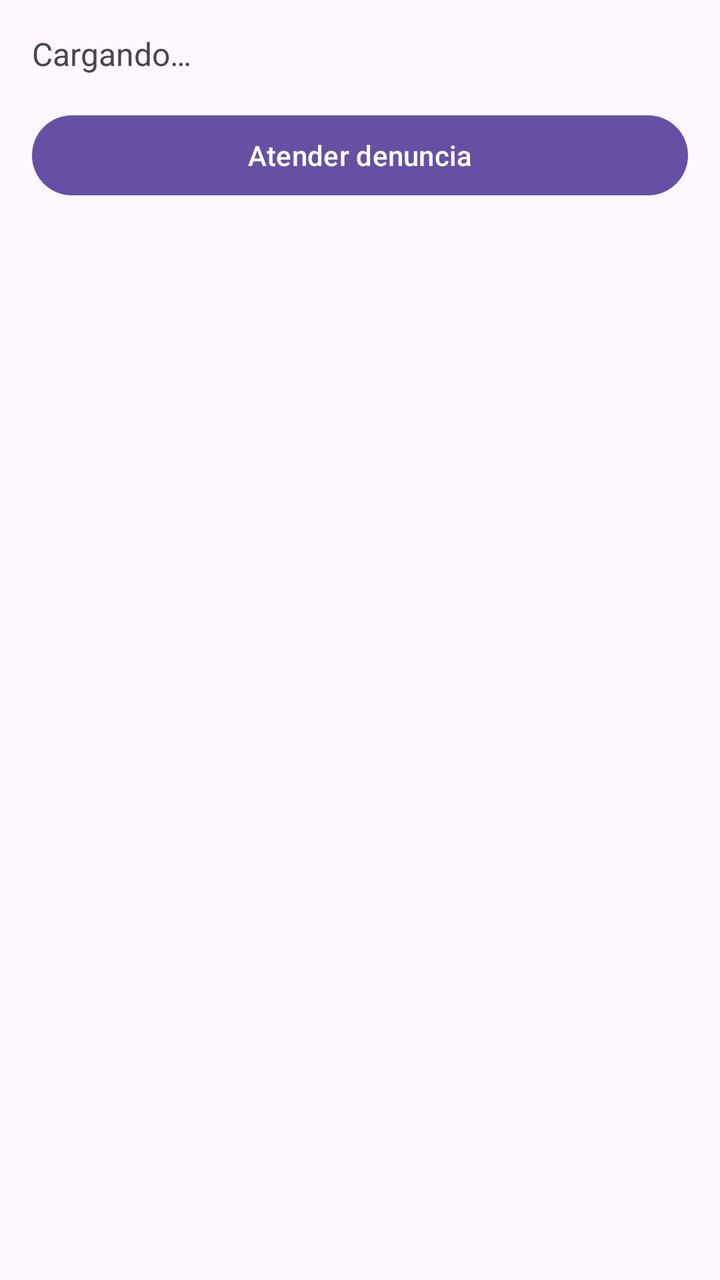
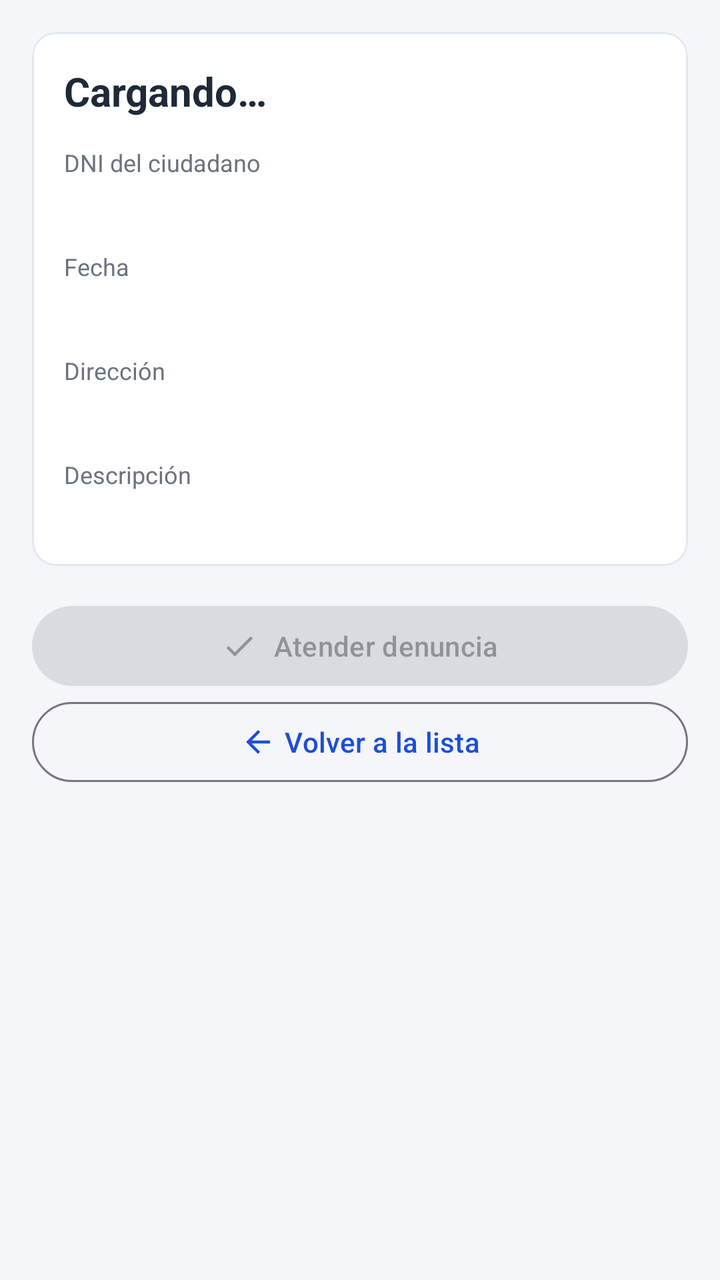

Compare the two renders of this Android layout. The source of the first and the diff that turns it into the second are given below.
<!-- AndroidManifest.xml: application theme Theme.Denuncias -->
<!-- res/layout/activity_detalle.xml -->
<?xml version="1.0" encoding="utf-8"?>
<FrameLayout xmlns:android="http://schemas.android.com/apk/res/android"
    android:layout_width="match_parent"
    android:layout_height="match_parent"
    android:fitsSystemWindows="true">

<LinearLayout
    android:layout_width="match_parent"
    android:layout_height="match_parent"
    android:orientation="vertical"
    android:padding="16dp">

    <TextView
        android:id="@+id/txtDetalle"
        android:layout_width="match_parent"
        android:layout_height="wrap_content"
        android:lineSpacingExtra="6dp"
        android:text="Cargando…"
        android:textSize="16sp" />

    <Button
        android:id="@+id/btnAtender"
        android:layout_width="match_parent"
        android:layout_height="wrap_content"
        android:layout_marginTop="16dp"
        android:text="Atender denuncia" />
</LinearLayout>
</FrameLayout>
<!-- resources referenced by this layout -->
<resources>
  <style name="Theme.Denuncias" parent="Theme.Material3.DayNight" />
</resources>

<!-- the commit's change to res/layout/activity_detalle.xml (unified diff, before → after) -->
@@ -1,28 +1,109 @@
 <?xml version="1.0" encoding="utf-8"?>
 <FrameLayout xmlns:android="http://schemas.android.com/apk/res/android"
+    xmlns:app="http://schemas.android.com/apk/res-auto"
     android:layout_width="match_parent"
     android:layout_height="match_parent"
     android:fitsSystemWindows="true">
 
-<LinearLayout
-    android:layout_width="match_parent"
-    android:layout_height="match_parent"
-    android:orientation="vertical"
-    android:padding="16dp">
+    <LinearLayout
+        android:layout_width="match_parent"
+        android:layout_height="match_parent"
+        android:orientation="vertical"
+        android:padding="16dp">
 
-    <TextView
-        android:id="@+id/txtDetalle"
-        android:layout_width="match_parent"
-        android:layout_height="wrap_content"
-        android:lineSpacingExtra="6dp"
-        android:text="Cargando…"
-        android:textSize="16sp" />
+        <com.google.android.material.card.MaterialCardView
+            style="@style/Widget.Material3.CardView.Outlined"
+            android:layout_width="match_parent"
+            android:layout_height="wrap_content"
+            app:cardBackgroundColor="#FFFFFF"
+            app:cardCornerRadius="12dp"
+            app:strokeColor="@color/borde">
 
-    <Button
-        android:id="@+id/btnAtender"
-        android:layout_width="match_parent"
-        android:layout_height="wrap_content"
-        android:layout_marginTop="16dp"
-        android:text="Atender denuncia" />
-</LinearLayout>
+            <LinearLayout
+                android:layout_width="match_parent"
+                android:layout_height="wrap_content"
+                android:orientation="vertical"
+                android:padding="16dp">
+
+                <LinearLayout
+                    android:layout_width="match_parent"
+                    android:layout_height="wrap_content"
+                    android:gravity="center_vertical"
+                    android:orientation="horizontal">
+
+                    <TextView
+                        android:id="@+id/txtTitulo"
+                        android:layout_width="0dp"
+                        android:layout_height="wrap_content"
+                        android:layout_weight="1"
+                        android:text="Cargando…"
+                        android:textColor="@color/texto"
+                        android:textSize="20sp"
+                        android:textStyle="bold" />
+
+                    <TextView
+                        android:id="@+id/txtEstado"
+                        android:layout_width="wrap_content"
+                        android:layout_height="wrap_content"
+                        android:background="@drawable/fondo_estado"
+                        android:paddingHorizontal="10dp"
+                        android:paddingVertical="3dp"
+                        android:textSize="12sp"
+                        android:textStyle="bold"
+                        android:visibility="invisible" />
+                </LinearLayout>
+
+                <TextView
+                    style="@style/Etiqueta"
+                    android:text="DNI del ciudadano" />
+
+                <TextView
+                    android:id="@+id/txtDni"
+                    style="@style/Valor" />
+
+                <TextView
+                    style="@style/Etiqueta"
+                    android:text="Fecha" />
+
+                <TextView
+                    android:id="@+id/txtFecha"
+                    style="@style/Valor" />
+
+                <TextView
+                    style="@style/Etiqueta"
+                    android:text="Dirección" />
+
+                <TextView
+                    android:id="@+id/txtDireccion"
+                    style="@style/Valor" />
+
+                <TextView
+                    style="@style/Etiqueta"
+                    android:text="Descripción" />
+
+                <TextView
+                    android:id="@+id/txtDescripcion"
+                    style="@style/Valor" />
+            </LinearLayout>
+        </com.google.android.material.card.MaterialCardView>
+
+        <com.google.android.material.button.MaterialButton
+            android:id="@+id/btnAtender"
+            android:layout_width="match_parent"
+            android:layout_height="wrap_content"
+            android:layout_marginTop="16dp"
+            android:enabled="false"
+            android:text="Atender denuncia"
+            app:icon="@drawable/ic_check"
+            app:iconGravity="textStart" />
+
+        <com.google.android.material.button.MaterialButton
+            android:id="@+id/btnVolver"
+            style="@style/Widget.Material3.Button.OutlinedButton"
+            android:layout_width="match_parent"
+            android:layout_height="wrap_content"
+            android:text="Volver a la lista"
+            app:icon="@drawable/ic_back"
+            app:iconGravity="textStart" />
+    </LinearLayout>
 </FrameLayout>
<!-- resource entries referenced after the edit -->
@@ -1,5 +1,56 @@
 <!-- resources referenced by this layout -->
 <resources>
-  <style name="Theme.Denuncias" parent="Theme.Material3.DayNight" />
+  <color name="borde">#E2E8F0</color>
+  <color name="texto">#1F2937</color>
+  <!-- drawable fondo_estado (drawable) -->
+  <?xml version="1.0" encoding="utf-8"?>
+  <shape xmlns:android="http://schemas.android.com/apk/res/android">
+      <corners android:radius="12dp" />
+      <solid android:color="#FFFFFF" />
+  </shape>
+  <!-- drawable ic_back (drawable) -->
+  <vector xmlns:android="http://schemas.android.com/apk/res/android"
+      android:width="24dp"
+      android:height="24dp"
+      android:autoMirrored="true"
+      android:viewportWidth="24"
+      android:viewportHeight="24">
+      <path
+          android:fillColor="#000000"
+          android:pathData="M20,11H7.83l5.59,-5.59L12,4l-8,8 8,8 1.41,-1.41L7.83,13H20v-2z" />
+  </vector>
+  <!-- drawable ic_check (drawable) -->
+  <vector xmlns:android="http://schemas.android.com/apk/res/android"
+      android:width="24dp"
+      android:height="24dp"
+      android:viewportWidth="24"
+      android:viewportHeight="24">
+      <path
+          android:fillColor="#000000"
+          android:pathData="M9,16.17L4.83,12l-1.42,1.41L9,19 21,7l-1.41,-1.41z" />
+  </vector>
+  <style name="Etiqueta">
+          <item name="android:layout_width">wrap_content</item>
+          <item name="android:layout_height">wrap_content</item>
+          <item name="android:layout_marginTop">14dp</item>
+          <item name="android:textSize">12sp</item>
+          <item name="android:textColor">@color/gris</item>
+      </style>
+  <style name="Valor">
+          <item name="android:layout_width">match_parent</item>
+          <item name="android:layout_height">wrap_content</item>
+          <item name="android:textSize">16sp</item>
+          <item name="android:textColor">@color/texto</item>
+      </style>
+  <style name="Theme.Denuncias" parent="Theme.Material3.Light">
+          <item name="colorPrimary">#1D4ED8</item>
+          <item name="colorOnPrimary">#FFFFFF</item>
+          <item name="colorPrimaryContainer">#DBEAFE</item>
+          <item name="colorOnPrimaryContainer">#1E3A8A</item>
+          <item name="colorSurface">#FFFFFF</item>
+          <item name="android:windowBackground">@color/fondo</item>
+      </style>
+  <color name="gris">#6B7280</color>
+  <color name="fondo">#F4F6FA</color>
 </resources>
 
